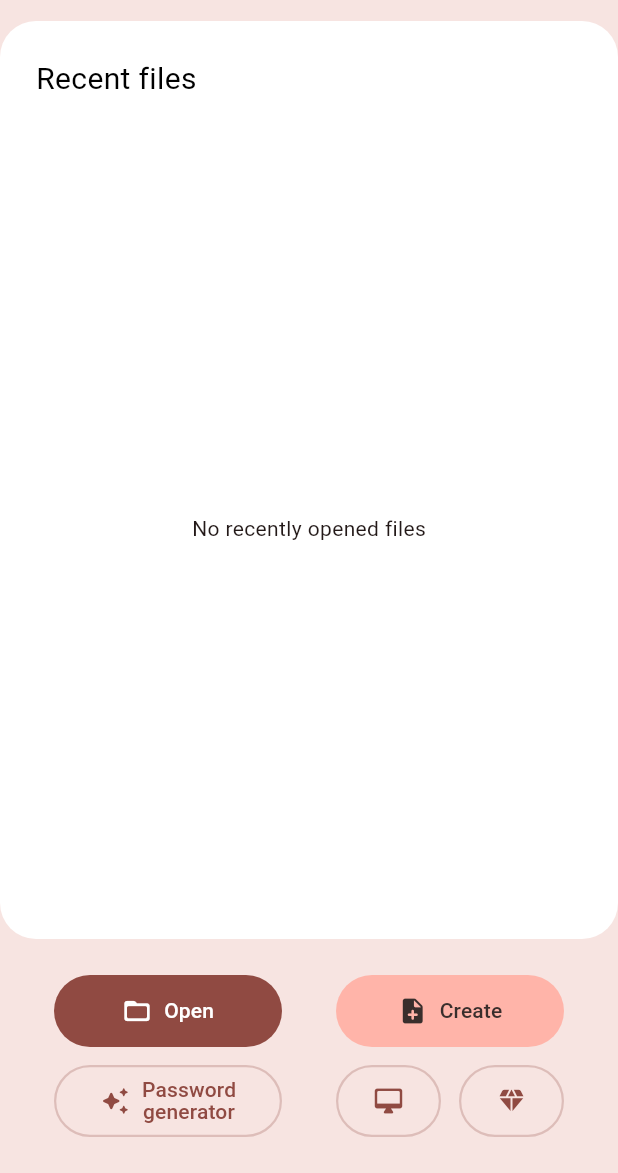
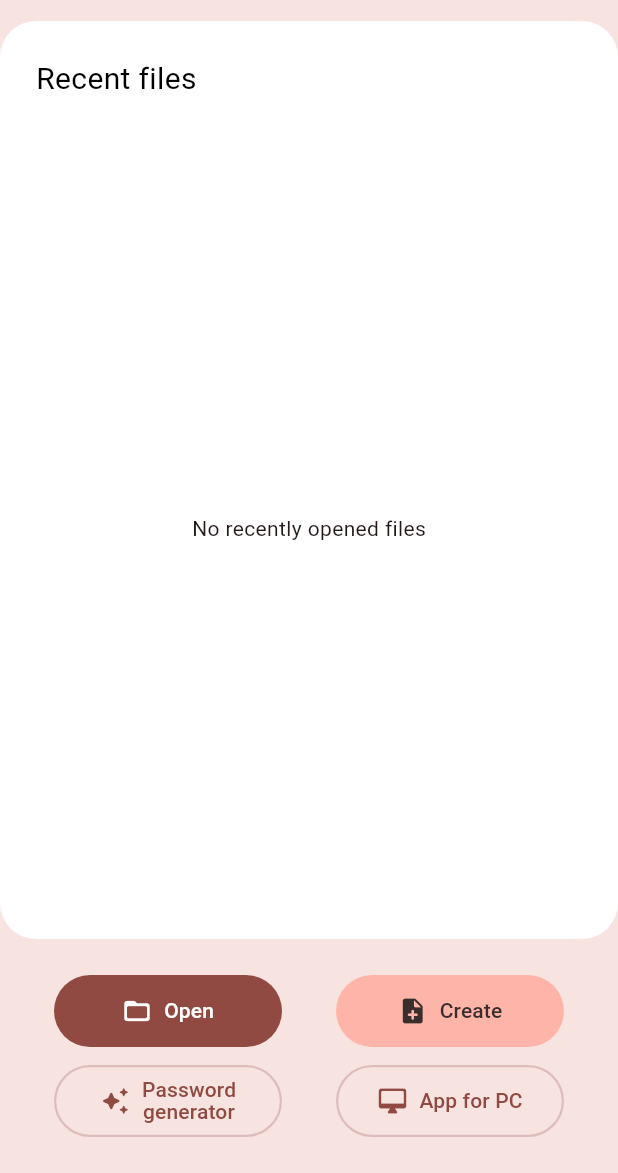
Before and after one commit to Ladsers/Passtable-Android, a Flutter app: the screen it shows after launch, on a phone screen of 412 x 824 dp, the part 63-1236 px from its top. Run offline on Flutter 3.47's test engine with Material 3 defaults, Android fonts, the light colour scheme and no system bars; our stand-ins replace equatable, flutter_bloc, get_it, hive_flutter; accounts and stored records are empty.

Commit message:
Feature Home: Refactoring.

```diff
--- a/lib/features/home/views/home_screen.dart
+++ b/lib/features/home/views/home_screen.dart
@@ -4,8 +4,6 @@ import 'package:get_it/get_it.dart';
 import 'package:passtable/features/home/bloc/recent_files.bloc.dart';
 import 'package:passtable/features/home/widgets/widgets.dart';
 import 'package:passtable/features/recent_files/recent_files.dart';
-import 'package:passtable/generated/l10n.dart';
-import 'package:passtable/shared/enums/list_position.dart';
 
 class HomeScreen extends StatefulWidget {
   const HomeScreen({super.key});
@@ -36,8 +34,11 @@ class _HomeScreenState extends State<HomeScreen> {
       appBar: CustomAppBar(),
       body: Column(
         children: [
-          Expanded(child: _buildRecentFilesContainer(_recentFilesBloc)), // todo
-          ActionButtonsLayout(isMobileApp: true, isSupportAvailable: true),
+          BlocProvider.value(
+            value: _recentFilesBloc,
+            child: Expanded(child: RecentFilesContainer()),
+          ),
+          ActionButtonsLayout(),
         ],
       ),
       bottomNavigationBar: Container(
@@ -47,80 +48,4 @@ class _HomeScreenState extends State<HomeScreen> {
       //backgroundColor: Theme.of(context).colorScheme.surface,
     );
   }
-
-  Widget _buildRecentFilesContainer(RecentFilesBloc recentFilesBloc) {
-    return Container(
-      decoration: BoxDecoration(
-        color: Colors.white,
-        borderRadius: BorderRadius.circular(24),
-      ),
-      width: double.infinity,
-      child: Column(
-        crossAxisAlignment: CrossAxisAlignment.start,
-        children: [
-          Padding(
-            padding: const EdgeInsets.only(
-              left: 24,
-              top: 24,
-              right: 24,
-              bottom: 12,
-            ),
-            child: Text(
-              S.of(context).home_label_recentFiles,
-              style: TextStyle(
-                fontSize: 20,
-                fontWeight: FontWeight.w400,
-                color: Colors.black,
-              ),
-            ),
-          ),
-          Expanded(
-            child: BlocBuilder<RecentFilesBloc, RecentFilesState>(
-              bloc: recentFilesBloc,
-              builder: (context, state) {
-                if (state is RecentFilesLoaded) {
-                  return ListView.builder(
-                    padding: EdgeInsets.only(
-                      left: 24,
-                      right: 24,
-                      bottom: 24,
-                      top: 0,
-                    ),
-                    itemCount: state.recentFiles.length,
-                    itemBuilder: (context, index) {
-                      final recentFile = state.recentFiles[index];
-                      final listPosition = state.recentFiles.length == 1
-                          ? ListPosition.single
-                          : index == 0
-                          ? ListPosition.first
-                          : index == state.recentFiles.length - 1
-                          ? ListPosition.last
-                          : ListPosition.middle;
-                      return RecentFileTile(
-                        listPosition: listPosition,
-                        recentFile: recentFile,
-                      );
-                    },
-                  );
-                }
-                if (state is RecentFilesEmpty) {
-                  return Center(
-                    child: Column(
-                      mainAxisAlignment: MainAxisAlignment.center,
-                      crossAxisAlignment: CrossAxisAlignment.center,
-                      children: [
-                        Text(S.of(context).home_text_noRecentlyOpenedFiles),
-                      ],
-                    ),
-                  );
-                }
-                // todo Error
-                return const Column();
-              },
-            ),
-          ),
-        ],
-      ),
-    );
-  }
 }
--- a/lib/features/home/widgets/action_buttons_layout.dart
+++ b/lib/features/home/widgets/action_buttons_layout.dart
@@ -1,14 +1,11 @@
+import 'dart:io';
 import 'package:flutter/material.dart';
 import 'package:passtable/features/home/utils/create_tool_list.dart';
 import 'package:passtable/features/home/widgets/tool_button.dart';
 import 'package:passtable/generated/l10n.dart';
 
 class ActionButtonsLayout extends StatelessWidget {
-  const ActionButtonsLayout({
-    super.key,
-    required this.isMobileApp,
-    required this.isSupportAvailable,
-  });
+  const ActionButtonsLayout({super.key});
 
   static const double _buttonWidth = 152;
   static const double _buttonHalfWidth = _buttonWidth / 2;
@@ -25,11 +22,12 @@ class ActionButtonsLayout extends StatelessWidget {
   static const int _maxNumWidgetsInRow = 4;
   static const int _minNumWidgetsInRow = 2;
 
-  final bool isMobileApp;
-  final bool isSupportAvailable;
-
   @override
   Widget build(BuildContext context) {
+    final isMobileApp = Platform.isAndroid || Platform.isIOS;
+    final locale = Localizations.localeOf(context);
+    final isSupportAvailable = locale.languageCode == 'ru';
+
     final toolList = createToolList(
       s: S.of(context),
       isMobileApp: isMobileApp,
--- /dev/null
+++ b/lib/features/home/widgets/recent_files_container.dart
@@ -0,0 +1,29 @@
+import 'package:flutter/material.dart';
+import 'package:passtable/features/home/widgets/recent_files_header.dart';
+import 'package:passtable/features/home/widgets/recent_files_list.dart';
+
+class RecentFilesContainer extends StatelessWidget {
+  const RecentFilesContainer({super.key});
+
+  @override
+  Widget build(BuildContext context) {
+    return Container(
+      decoration: BoxDecoration(
+        color: Colors.white,
+        borderRadius: BorderRadius.circular(24),
+      ),
+      child: const Column(
+        crossAxisAlignment: CrossAxisAlignment.start,
+        children: [
+          RecentFilesHeader(),
+          Expanded(
+            child: Padding(
+              padding: EdgeInsets.symmetric(horizontal: 24),
+              child: RecentFilesList(),
+            ),
+          ),
+        ],
+      ),
+    );
+  }
+}
--- /dev/null
+++ b/lib/features/home/widgets/recent_files_header.dart
@@ -0,0 +1,21 @@
+import 'package:flutter/material.dart';
+import 'package:passtable/generated/l10n.dart';
+
+class RecentFilesHeader extends StatelessWidget {
+  const RecentFilesHeader({super.key});
+
+  @override
+  Widget build(BuildContext context) {
+    return Padding(
+      padding: const EdgeInsets.only(left: 24, top: 24, right: 24, bottom: 12),
+      child: Text(
+        S.of(context).home_label_recentFiles,
+        style: const TextStyle(
+          fontSize: 20,
+          fontWeight: FontWeight.w400,
+          color: Colors.black,
+        ),
+      ),
+    );
+  }
+}
--- /dev/null
+++ b/lib/features/home/widgets/recent_files_list.dart
@@ -0,0 +1,56 @@
+import 'package:flutter/material.dart';
+import 'package:flutter_bloc/flutter_bloc.dart';
+import 'package:passtable/features/home/bloc/recent_files.bloc.dart';
+import 'package:passtable/features/home/widgets/recent_file_tile.dart';
+import 'package:passtable/features/recent_files/recent_files.dart';
+import 'package:passtable/generated/l10n.dart';
+import 'package:passtable/shared/enums/list_position.dart';
+
+class RecentFilesList extends StatelessWidget {
+  const RecentFilesList({super.key});
+
+  @override
+  Widget build(BuildContext context) {
+    final bloc = context.read<RecentFilesBloc>();
+    return BlocBuilder<RecentFilesBloc, RecentFilesState>(
+      bloc: bloc,
+      builder: (context, state) {
+        if (state is RecentFilesLoaded) {
+          return _buildListView(state.recentFiles);
+        } else if (state is RecentFilesEmpty) {
+          return _buildEmptyState(context);
+        } else {
+          return _buildErrorState();
+        }
+      },
+    );
+  }
+
+  Widget _buildListView(List<RecentFile> recentFiles) {
+    return ListView.builder(
+      itemCount: recentFiles.length,
+      itemBuilder: (context, index) {
+        final listPosition = _calculateListPosition(index, recentFiles.length);
+        return RecentFileTile(
+          listPosition: listPosition,
+          recentFile: recentFiles[index],
+        );
+      },
+    );
+  }
+
+  ListPosition _calculateListPosition(int index, int totalItems) {
+    if (totalItems == 1) return ListPosition.single;
+    if (index == 0) return ListPosition.first;
+    if (index == totalItems - 1) return ListPosition.last;
+    return ListPosition.middle;
+  }
+
+  Widget _buildEmptyState(BuildContext context) {
+    return Center(child: Text(S.of(context).home_text_noRecentlyOpenedFiles));
+  }
+
+  Widget _buildErrorState() {
+    return const Center(child: Text('Error')); // TODO
+  }
+}
--- a/lib/features/home/widgets/widgets.dart
+++ b/lib/features/home/widgets/widgets.dart
@@ -2,3 +2,6 @@ export 'recent_file_tile.dart';
 export 'tool_button.dart';
 export 'action_buttons_layout.dart';
 export 'custom_app_bar.dart';
+export 'recent_files_header.dart';
+export 'recent_files_list.dart';
+export 'recent_files_container.dart';
```
